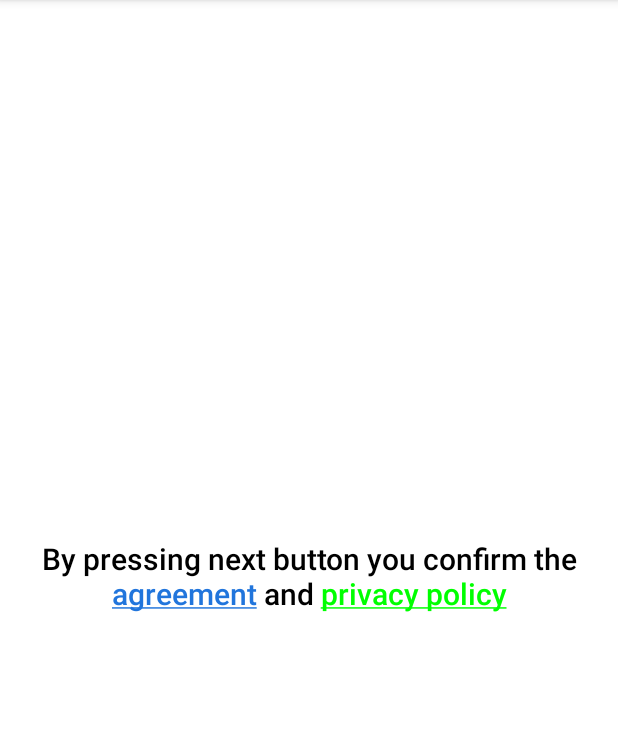
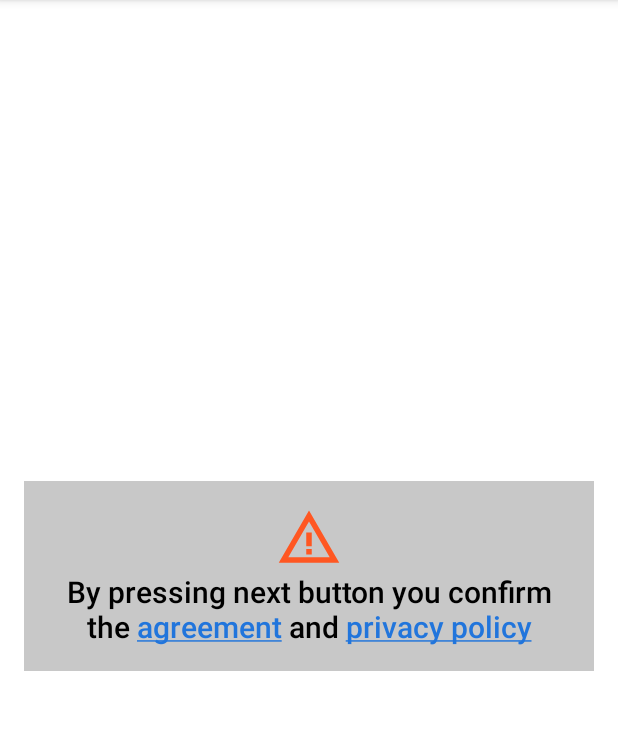
Before and after one commit to KhalidMuvahid/JavaKotlinAndroidLesson, an Android app: the screen it shows after launch (MainActivity), on a phone screen of 412 x 824 dp, the part 84-814 px from its top. Run offline under Robolectric (Android 15) with nearby library versions, the phone set to English and light mode, and no system bars.

Commit message:
android day1 refactore

```diff
--- a/AndroidDays/app/src/main/java/com/example/day1/MainActivity.kt
+++ b/AndroidDays/app/src/main/java/com/example/day1/MainActivity.kt
@@ -32,30 +32,14 @@ class MainActivity : AppCompatActivity() {
         val privacyPolicy = getString(R.string.privacy_policy)
         val spannableString = SpannableString(fullText)
 
-        val confidentialClickable = object : ClickableSpan() {
-            override fun onClick(widget: View) {
-                Snackbar.make(widget, "Go to link1", Snackbar.LENGTH_LONG)
-                    .setAction("ok", View.OnClickListener { }).show();
-            }
-
-            override fun updateDrawState(ds: TextPaint) {
-                super.updateDrawState(ds)
-                ds.isUnderlineText = true;
-                ds.color = Color.parseColor("#FF2175DC")
-            }
+        val confidentialClickable = MyClickableSpan {
+            Snackbar.make(it, "Go to link1", Snackbar.LENGTH_LONG)
+                .setAction("ok", View.OnClickListener { }).show();
         }
 
-        val policyClickable = object : ClickableSpan() {
-            override fun onClick(widget: View) {
-                Snackbar.make(widget, "Go to link2", Snackbar.LENGTH_LONG)
-                    .setAction("ok", View.OnClickListener { }).show();
-            }
-
-            override fun updateDrawState(ds: TextPaint) {
-                super.updateDrawState(ds)
-                ds.isUnderlineText = true;
-                ds.color = Color.GREEN
-            }
+        val policyClickable = MyClickableSpan{
+            Snackbar.make(it, "Go to link2", Snackbar.LENGTH_LONG)
+                .setAction("ok", View.OnClickListener { }).show();
         }
 
         spannableString.setSpan(
--- /dev/null
+++ b/AndroidDays/app/src/main/java/com/example/day1/MyClickableSpan.kt
@@ -0,0 +1,16 @@
+package com.example.day1
+
+import android.graphics.Color
+import android.text.TextPaint
+import android.text.style.ClickableSpan
+import android.view.View
+
+class MyClickableSpan(private val lambda:(view: View)->Unit): ClickableSpan() {
+    override fun onClick(widget: View) = lambda.invoke(widget)
+
+    override fun updateDrawState(ds: TextPaint) {
+        super.updateDrawState(ds)
+        ds.isUnderlineText = true;
+        ds.color = Color.parseColor("#FF2175DC")
+    }
+}
--- /dev/null
+++ b/AndroidDays/app/src/main/res/drawable/ic_baseline_warning_amber_24.xml
@@ -0,0 +1,7 @@
+<vector android:height="44dp" android:tint="#FF5722"
+    android:viewportHeight="24" android:viewportWidth="24"
+    android:width="44dp" xmlns:android="http://schemas.android.com/apk/res/android">
+    <path android:fillColor="@android:color/white" android:pathData="M12,5.99L19.53,19H4.47L12,5.99M12,2L1,21h22L12,2L12,2z"/>
+    <path android:fillColor="@android:color/white" android:pathData="M13,16l-2,0l0,2l2,0z"/>
+    <path android:fillColor="@android:color/white" android:pathData="M13,10l-2,0l0,5l2,0z"/>
+</vector>
--- a/AndroidDays/app/src/main/res/layout/activity_main.xml
+++ b/AndroidDays/app/src/main/res/layout/activity_main.xml
@@ -9,6 +9,10 @@
     android:gravity="center"
     android:padding="@dimen/padding_small"
     tools:ignore="RtlSymmetry"
+    android:drawableTop="@drawable/ic_baseline_warning_amber_24"
+    android:background="@color/cardview_shadow_start_color"
+    android:layout_marginStart="16dp"
+    android:layout_marginEnd="16dp"
     android:ellipsize="end"
     android:textAppearance="@style/RedTitle"
     />
```
